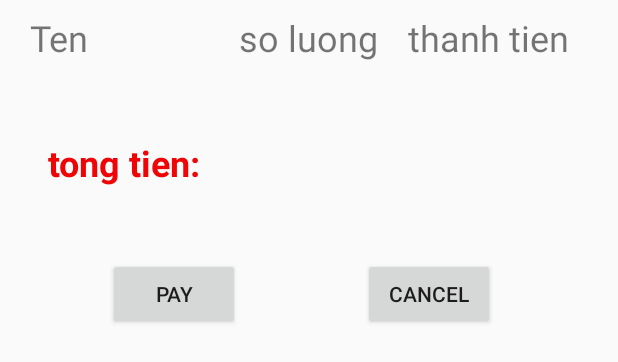
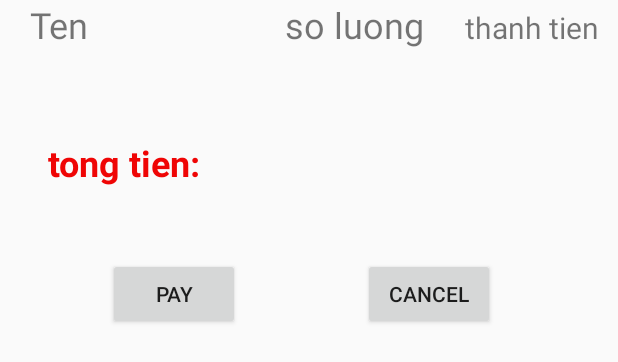
Before and after one commit to DoNguyenDinh/OrderFood, an Android app: the layout activity_pay.xml on its own in the app's theme, with its tools: preview values and no code run, on a phone screen of 412 x 824 dp. Shown: the top 362 px of the screen. Run offline under Robolectric (Android 15) with nearby library versions, the light colour scheme and no system bars.

Commit message:
tuy chinh lai dao dien order

```diff
--- a/app/src/main/java/com/example/order/Adapter/PayDisplayAdapter.java
+++ b/app/src/main/java/com/example/order/Adapter/PayDisplayAdapter.java
@@ -44,7 +44,7 @@ public class PayDisplayAdapter extends RecyclerView.Adapter<PayDisplayAdapter.Pa
         ShowOrder order = orderList.get(position);
         holder.txtten.setText( order.getTenmonan()+"");
         holder.txtsoluong.setText( order.getSoluong()+"");
-        holder.txtthanhtien.setText(order.getThanhtien()+"");
+        holder.txtthanhtien.setText(order.getThanhtien()+"$");
 
     }
 
--- a/app/src/main/res/layout/activity_order_detail.xml
+++ b/app/src/main/res/layout/activity_order_detail.xml
@@ -26,7 +26,7 @@
 
     <TextView
         android:id="@+id/textView7"
-        android:layout_width="69dp"
+        android:layout_width="180dp"
         android:layout_height="28dp"
         android:layout_marginTop="4dp"
         android:text="ten"
@@ -38,11 +38,13 @@
         android:id="@+id/textView8"
         android:layout_width="wrap_content"
         android:layout_height="wrap_content"
+        android:layout_marginLeft="10dp"
         android:text="so luong"
         android:textSize="24sp"
         app:layout_constraintBaseline_toBaselineOf="@+id/textView7"
         app:layout_constraintEnd_toEndOf="parent"
-        app:layout_constraintHorizontal_bias="0.832"
+
+        app:layout_constraintHorizontal_bias="0.0"
         app:layout_constraintStart_toEndOf="@+id/textView7" />
 
     <Button
--- a/app/src/main/res/layout/activity_pay.xml
+++ b/app/src/main/res/layout/activity_pay.xml
@@ -7,55 +7,54 @@
 
 
     <LinearLayout
-        android:id="@+id/linearLayout"
+        android:id="@+id/ln_1"
         android:layout_width="match_parent"
         android:layout_height="wrap_content"
         android:orientation="horizontal"
+        app:layout_constraintStart_toStartOf="parent"
         app:layout_constraintTop_toTopOf="parent">
 
+
         <TextView
-            android:layout_width="wrap_content"
-            android:layout_height="50dp"
+            android:id="@+id/txt_ten"
+            android:layout_width="150dp"
+            android:layout_height="wrap_content"
             android:layout_marginLeft="20dp"
             android:text="Ten"
-            android:textSize="24sp"
-            app:layout_constraintStart_toStartOf="parent"
-            app:layout_constraintTop_toTopOf="parent">
+
+            android:textSize="24sp">
 
         </TextView>
 
         <TextView
-            android:layout_width="wrap_content"
+            android:id="@+id/txt_soluong"
+            android:layout_width="100dp"
             android:layout_height="50dp"
-            android:layout_marginLeft="100dp"
+            android:layout_marginLeft="20dp"
             android:text="so luong"
-            android:textSize="24sp"
-            app:layout_constraintStart_toStartOf="parent"
-            app:layout_constraintTop_toTopOf="parent">
+            android:textSize="24sp">
 
         </TextView>
 
         <TextView
-            android:layout_width="wrap_content"
+            android:id="@+id/txt_thanhtien"
+            android:layout_width="100dp"
             android:layout_height="50dp"
             android:layout_marginLeft="20dp"
-            android:gravity="center"
             android:text="thanh tien"
-            android:textSize="24sp"
-            app:layout_constraintStart_toStartOf="parent"
-            app:layout_constraintTop_toTopOf="parent">
+            android:textSize="20sp">
 
         </TextView>
 
+    </LinearLayout>
 
-    </LinearLayout>
 
     <androidx.recyclerview.widget.RecyclerView
         android:id="@+id/rv_ListFoodAndPrice"
         android:layout_width="match_parent"
         android:layout_height="wrap_content"
         android:layout_marginTop="10dp"
-        app:layout_constraintTop_toBottomOf="@+id/linearLayout"
+        app:layout_constraintTop_toBottomOf="@+id/ln_1"
         tools:layout_editor_absoluteX="73dp" />
 
     <Button
--- a/app/src/main/res/values/colors.xml
+++ b/app/src/main/res/values/colors.xml
@@ -11,5 +11,6 @@
     <color name="red">#FF0000</color>
     <color name="rv_list_food">#99ebff</color>
     <color name="silver">#BFBFBF</color>
+    <color name="order">#66ffe0</color>
 
 </resources>
```
Also changed, not shown: app/src/main/java/com/example/order/Activity/MainActivity.java (+1 -7 lines), app/src/main/java/com/example/order/Adapter/MenuAdapter.java (+15 -8 lines), app/src/main/java/com/example/order/Adapter/OrderAdapter.java (+35 -4 lines), app/src/main/java/com/example/order/Data/DBManager.java (+3 -22 lines), app/src/main/java/com/example/order/Fragment/StaffFragment.java (+3 -4 lines), app/src/main/java/com/example/order/XuLy/XuLyBanAn.java (+15 -3 lines), app/src/main/java/com/example/order/XuLy/XuLyDangNhap.java (+9 -0 lines), app/src/main/java/com/example/order/XuLy/XuLyDatMon.java (+15 -14 lines), app/src/main/res/layout/item_food_price.xml (+4 -4 lines), app/src/main/res/layout/item_order.xml (+39 -16 lines), app/src/main/res/layout/item_order_detail.xml (+8 -4 lines), app/src/main/res/layout/item_style_food.xml (+9 -4 lines), app/src/main/res/layout/item_table.xml (+3 -5 lines).
